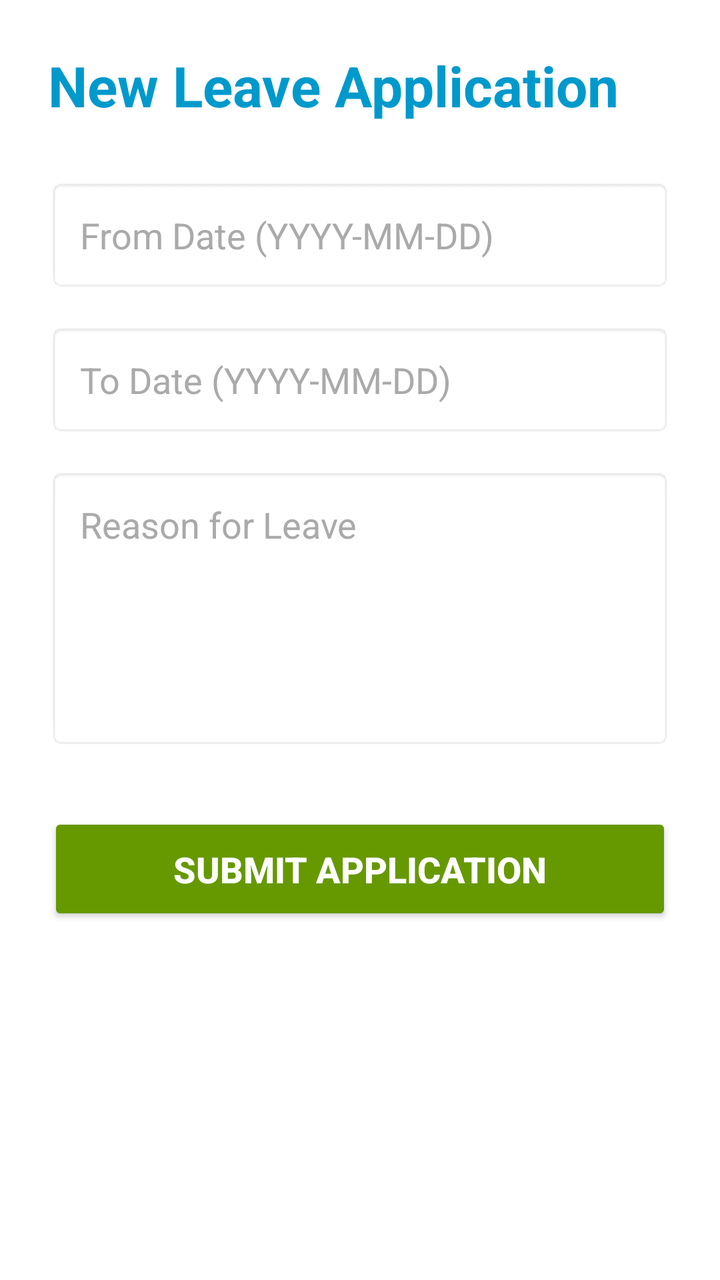
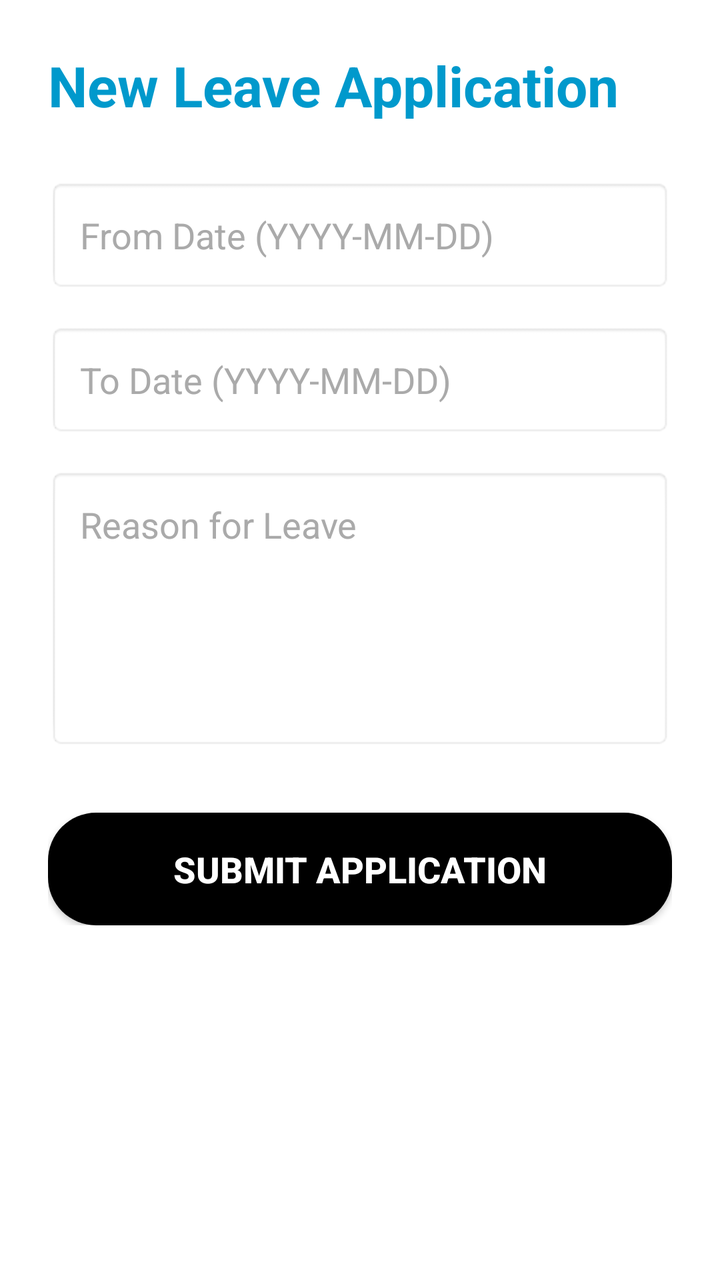

Compare the two renders of this Android layout. The source of the first and the diff that turns it into the second are given below.
<!-- AndroidManifest.xml: application theme Theme.AppCompat.Light.DarkActionBar -->
<!-- res/layout/activity_submit_leave.xml -->
<?xml version="1.0" encoding="utf-8"?>
<ScrollView xmlns:android="http://schemas.android.com/apk/res/android"
    android:layout_width="match_parent"
    android:layout_height="match_parent"
    android:background="@android:color/white"> <LinearLayout
        android:layout_width="match_parent"
        android:layout_height="wrap_content"
        android:orientation="vertical"
        android:padding="24dp"> <TextView
            android:layout_width="wrap_content"
            android:layout_height="wrap_content"
            android:text="New Leave Application"
            android:textSize="28sp"
            android:textStyle="bold"
            android:textColor="@android:color/holo_blue_dark" android:layout_marginBottom="28dp" /> <EditText
            android:id="@+id/etFrom"
            android:layout_width="match_parent"
            android:layout_height="wrap_content"
            android:hint="From Date (YYYY-MM-DD)"
            android:inputType="date"
            android:padding="16dp"
            android:background="@android:drawable/editbox_background" android:layout_marginBottom="16dp"
            android:textColorHint="@android:color/darker_gray"
            android:textColor="@android:color/black" />

        <EditText
            android:id="@+id/etTo"
            android:layout_width="match_parent"
            android:layout_height="wrap_content"
            android:hint="To Date (YYYY-MM-DD)"
            android:inputType="date"
            android:padding="16dp"
            android:background="@android:drawable/editbox_background"
            android:layout_marginBottom="16dp"
            android:textColorHint="@android:color/darker_gray"
            android:textColor="@android:color/black" />

        <EditText
            android:id="@+id/etReason"
            android:layout_width="match_parent"
            android:layout_height="wrap_content"
            android:hint="Reason for Leave"
            android:inputType="textMultiLine"
            android:minLines="5"
            android:gravity="top" android:padding="16dp"
            android:background="@android:drawable/editbox_background"
            android:layout_marginBottom="32dp" android:textColorHint="@android:color/darker_gray"
            android:textColor="@android:color/black" />

        <Button
            android:id="@+id/btnSubmit"
            android:layout_width="match_parent"
            android:layout_height="wrap_content"
            android:text="Submit Application"
            android:backgroundTint="@android:color/holo_green_dark" android:textColor="@android:color/white" android:paddingTop="16dp"
            android:paddingBottom="16dp"
            android:textSize="18sp"
            android:textStyle="bold" />

    </LinearLayout>
</ScrollView>
<!-- resources referenced by this layout -->
<resources>

</resources>

<!-- the commit's change to res/layout/activity_submit_leave.xml (unified diff, before → after) -->
@@ -2,17 +2,23 @@
 <ScrollView xmlns:android="http://schemas.android.com/apk/res/android"
     android:layout_width="match_parent"
     android:layout_height="match_parent"
-    android:background="@android:color/white"> <LinearLayout
+    android:background="@android:color/white"> 
+    
+    <LinearLayout
         android:layout_width="match_parent"
         android:layout_height="wrap_content"
         android:orientation="vertical"
-        android:padding="24dp"> <TextView
+        android:padding="24dp"> 
+        
+        <TextView
             android:layout_width="wrap_content"
             android:layout_height="wrap_content"
             android:text="New Leave Application"
             android:textSize="28sp"
             android:textStyle="bold"
-            android:textColor="@android:color/holo_blue_dark" android:layout_marginBottom="28dp" /> <EditText
+            android:textColor="@android:color/holo_blue_dark" android:layout_marginBottom="28dp" /> 
+            
+            <EditText
             android:id="@+id/etFrom"
             android:layout_width="match_parent"
             android:layout_height="wrap_content"
@@ -48,14 +54,16 @@
             android:textColor="@android:color/black" />
 
         <Button
-            android:id="@+id/btnSubmit"
-            android:layout_width="match_parent"
-            android:layout_height="wrap_content"
-            android:text="Submit Application"
-            android:backgroundTint="@android:color/holo_green_dark" android:textColor="@android:color/white" android:paddingTop="16dp"
-            android:paddingBottom="16dp"
-            android:textSize="18sp"
-            android:textStyle="bold" />
+    android:id="@+id/btnSubmit"
+    android:layout_width="match_parent"
+    android:layout_height="wrap_content"
+    android:text="Submit Application"
+    android:background="@drawable/rounded_button"  
+    android:textColor="@android:color/white"
+    android:paddingTop="16dp"
+    android:paddingBottom="16dp"
+    android:textSize="18sp"
+    android:textStyle="bold" />
 
     </LinearLayout>
 </ScrollView>
<!-- resource entries referenced after the edit -->
@@ -1,5 +1,10 @@
 <!-- resources referenced by this layout -->
 <resources>
-
+  <!-- drawable rounded_button (drawable) -->
+  <?xml version="1.0" encoding="utf-8"?>
+  <shape xmlns:android="http://schemas.android.com/apk/res/android">
+      <solid android:color="@android:color/black" /> 
+      <corners android:radius="24dp" /> 
+  </shape>
 </resources>
 
